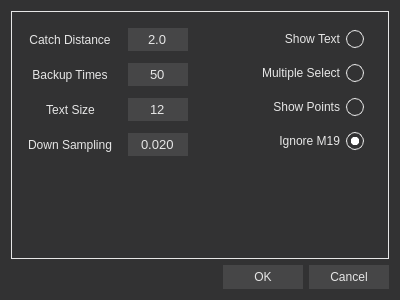
This is src/ui/Setting.ui in chen6556/DSV as Qt 5 draws it before an edit. The edited form follows.
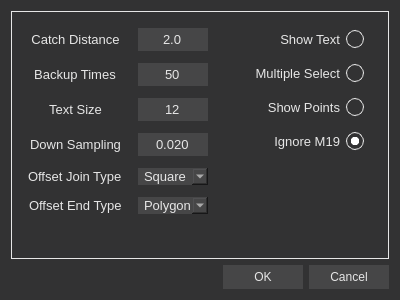
This is the edited form.

What changed in the file:
```diff
--- a/src/ui/Setting.ui
+++ b/src/ui/Setting.ui
@@ -16,6 +16,11 @@
     <height>300</height>
    </size>
   </property>
+  <property name="font">
+   <font>
+    <pointsize>10</pointsize>
+   </font>
+  </property>
   <property name="windowTitle">
    <string>Setting</string>
   </property>
@@ -27,6 +32,11 @@
   <layout class="QVBoxLayout" name="verticalLayout">
    <item>
     <widget class="QScrollArea" name="scrollArea">
+     <property name="font">
+      <font>
+       <pointsize>10</pointsize>
+      </font>
+     </property>
      <property name="styleSheet">
       <string notr="true">background-color: rgb(50, 50, 51);
 color: rgb(230, 230, 230);</string>
@@ -52,6 +62,11 @@
         <height>250</height>
        </rect>
       </property>
+      <property name="font">
+       <font>
+        <pointsize>10</pointsize>
+       </font>
+      </property>
       <property name="styleSheet">
        <string notr="true">QCheckBox::indicator
 {
@@ -63,7 +78,38 @@
 QCheckBox::indicator:checked
 {
 	background-color:qradialgradient(spread:pad, cx:0.5, cy:0.5, radius:0.5, fx:0.5, fy:0.5, stop:0 rgb(255, 255, 255), stop:0.479904 rgb(255, 255, 255) stop:0.522685 rgba(0,0,0,0), stop:1 rgba(0,0,0,0));
-} </string>
+} 
+QSpinBox, QDoubleSpinBox
+{
+	background-color: rgb(70, 70, 71);
+	color: rgb(230, 230, 230);
+}
+QComboBox
+{
+	border:none;
+	padding-left:6;
+	color:rgb(230, 230, 230);
+	background-color:rgb(70, 70, 71);
+}
+QComboBox QAbstractItemView
+{
+	font-size:10pt;
+	background-color:rgb(50, 50 , 51);
+	border:none;
+}
+QComboBox QAbstractItemView::item
+{
+	background-color:rgb(50, 50 , 51);
+	color:rgb(230, 230, 230);
+}
+QComboBox QAbstractItemView::item:hover
+{
+	background-color:rgb(0,  85, 127);
+}
+QComboBox QAbstractItemView::item:selected
+{
+	background-color:rgb(0, 85, 127);
+}</string>
       </property>
       <layout class="QHBoxLayout" name="horizontalLayout">
        <property name="spacing">
@@ -100,6 +146,11 @@
              <height>22</height>
             </size>
            </property>
+           <property name="font">
+            <font>
+             <pointsize>10</pointsize>
+            </font>
+           </property>
            <property name="text">
             <string>Catch Distance</string>
            </property>
@@ -124,10 +175,6 @@
            <property name="contextMenuPolicy">
             <enum>Qt::ContextMenuPolicy::NoContextMenu</enum>
            </property>
-           <property name="styleSheet">
-            <string notr="true">background-color: rgb(70, 70, 71);
-color: rgb(230, 230, 230);</string>
-           </property>
            <property name="frame">
             <bool>false</bool>
            </property>
@@ -159,6 +206,11 @@
              <height>22</height>
             </size>
            </property>
+           <property name="font">
+            <font>
+             <pointsize>10</pointsize>
+            </font>
+           </property>
            <property name="text">
             <string>Backup Times</string>
            </property>
@@ -183,10 +235,6 @@
            <property name="contextMenuPolicy">
             <enum>Qt::ContextMenuPolicy::NoContextMenu</enum>
            </property>
-           <property name="styleSheet">
-            <string notr="true">background-color: rgb(70, 70, 71);
-color: rgb(230, 230, 230);</string>
-           </property>
            <property name="frame">
             <bool>false</bool>
            </property>
@@ -215,6 +263,11 @@
              <height>22</height>
             </size>
            </property>
+           <property name="font">
+            <font>
+             <pointsize>10</pointsize>
+            </font>
+           </property>
            <property name="text">
             <string>Text Size</string>
            </property>
@@ -239,10 +292,6 @@
            <property name="contextMenuPolicy">
             <enum>Qt::ContextMenuPolicy::NoContextMenu</enum>
            </property>
-           <property name="styleSheet">
-            <string notr="true">background-color: rgb(70, 70, 71);
-color: rgb(230, 230, 230);</string>
-           </property>
            <property name="frame">
             <bool>false</bool>
            </property>
@@ -265,6 +314,11 @@
          </item>
          <item row="3" column="0">
           <widget class="QLabel" name="label_4">
+           <property name="font">
+            <font>
+             <pointsize>10</pointsize>
+            </font>
+           </property>
            <property name="text">
             <string>Down Sampling</string>
            </property>
@@ -289,10 +343,6 @@
            <property name="contextMenuPolicy">
             <enum>Qt::ContextMenuPolicy::NoContextMenu</enum>
            </property>
-           <property name="styleSheet">
-            <string notr="true">background-color: rgb(70, 70, 71);
-color: rgb(230, 230, 230);</string>
-           </property>
            <property name="frame">
             <bool>false</bool>
            </property>
@@ -313,6 +363,99 @@
            </property>
           </widget>
          </item>
+         <item row="4" column="0">
+          <widget class="QLabel" name="offsetJoinTypeLabel">
+           <property name="font">
+            <font>
+             <pointsize>10</pointsize>
+            </font>
+           </property>
+           <property name="text">
+            <string>Offset Join Type</string>
+           </property>
+          </widget>
+         </item>
+         <item row="4" column="1">
+          <widget class="QComboBox" name="offset_join_type">
+           <property name="font">
+            <font>
+             <pointsize>10</pointsize>
+            </font>
+           </property>
+           <property name="contextMenuPolicy">
+            <enum>Qt::ContextMenuPolicy::NoContextMenu</enum>
+           </property>
+           <item>
+            <property name="text">
+             <string>Square</string>
+            </property>
+           </item>
+           <item>
+            <property name="text">
+             <string>Bevel</string>
+            </property>
+           </item>
+           <item>
+            <property name="text">
+             <string>Round</string>
+            </property>
+           </item>
+           <item>
+            <property name="text">
+             <string>Miter</string>
+            </property>
+           </item>
+          </widget>
+         </item>
+         <item row="5" column="0">
+          <widget class="QLabel" name="offsetEndTypeLabel">
+           <property name="font">
+            <font>
+             <pointsize>10</pointsize>
+            </font>
+           </property>
+           <property name="text">
+            <string>Offset End Type</string>
+           </property>
+          </widget>
+         </item>
+         <item row="5" column="1">
+          <widget class="QComboBox" name="offset_end_type">
+           <property name="font">
+            <font>
+             <pointsize>10</pointsize>
+            </font>
+           </property>
+           <property name="contextMenuPolicy">
+            <enum>Qt::ContextMenuPolicy::NoContextMenu</enum>
+           </property>
+           <item>
+            <property name="text">
+             <string>Polygon</string>
+            </property>
+           </item>
+           <item>
+            <property name="text">
+             <string>Joined</string>
+            </property>
+           </item>
+           <item>
+            <property name="text">
+             <string>Butt</string>
+            </property>
+           </item>
+           <item>
+            <property name="text">
+             <string>Square</string>
+            </property>
+           </item>
+           <item>
+            <property name="text">
+             <string>Round</string>
+            </property>
+           </item>
+          </widget>
+         </item>
         </layout>
        </item>
        <item>
@@ -334,6 +477,11 @@
              <height>22</height>
             </size>
            </property>
+           <property name="font">
+            <font>
+             <pointsize>10</pointsize>
+            </font>
+           </property>
            <property name="layoutDirection">
             <enum>Qt::LayoutDirection::RightToLeft</enum>
            </property>
@@ -356,6 +504,11 @@
              <height>22</height>
             </size>
            </property>
+           <property name="font">
+            <font>
+             <pointsize>10</pointsize>
+            </font>
+           </property>
            <property name="layoutDirection">
             <enum>Qt::LayoutDirection::RightToLeft</enum>
            </property>
@@ -378,6 +531,11 @@
              <height>22</height>
             </size>
            </property>
+           <property name="font">
+            <font>
+             <pointsize>10</pointsize>
+            </font>
+           </property>
            <property name="layoutDirection">
             <enum>Qt::LayoutDirection::RightToLeft</enum>
            </property>
@@ -400,6 +558,11 @@
              <height>22</height>
             </size>
            </property>
+           <property name="font">
+            <font>
+             <pointsize>10</pointsize>
+            </font>
+           </property>
            <property name="layoutDirection">
             <enum>Qt::LayoutDirection::RightToLeft</enum>
            </property>
```
Left out of the diff: 5 changed lines with no effect on the pictures.
